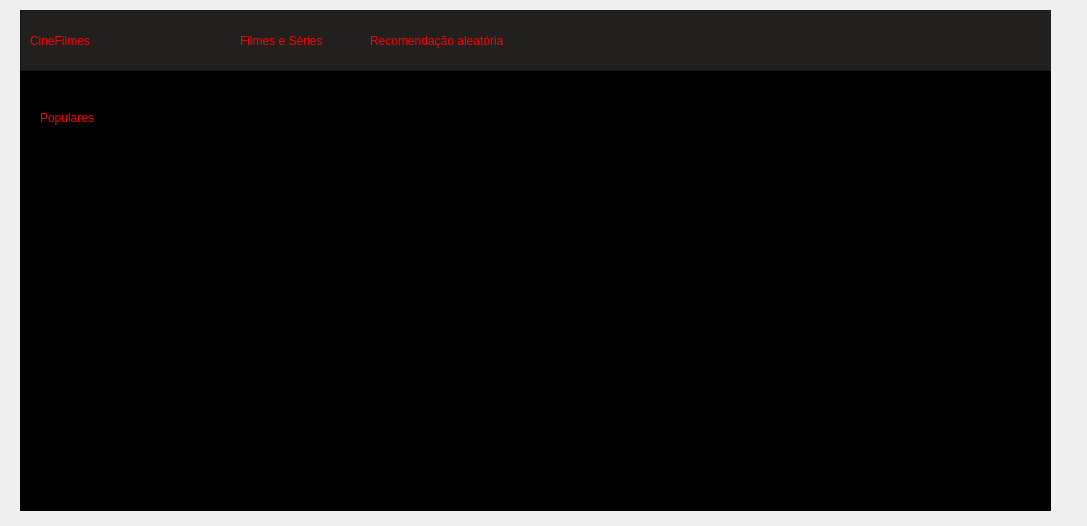
Above: ui/tela_inicial.ui from DayFlowers/Projeto_de_sistema before the change. Below: the same form after it.
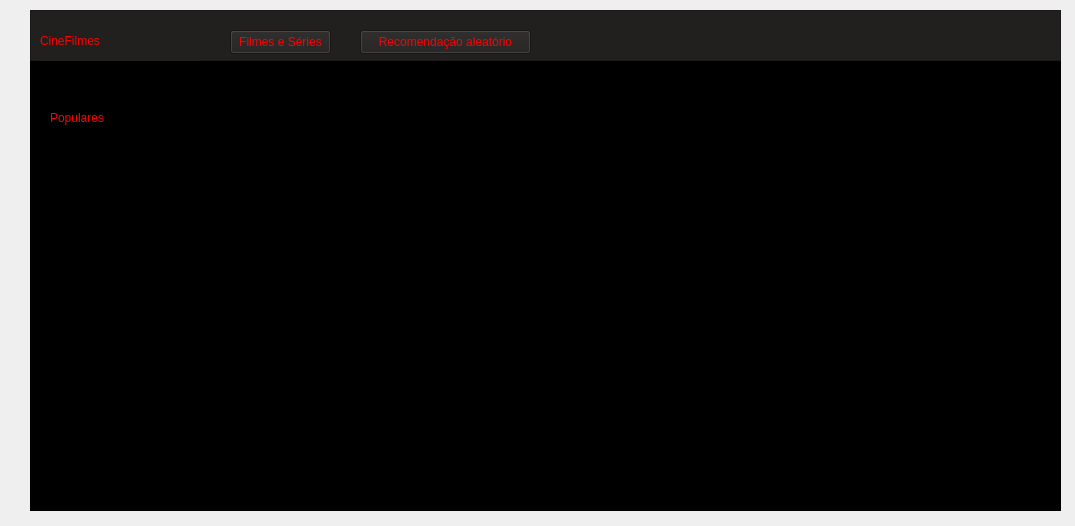
That is the form after the change. Icons and pictures are not drawn.

Commit message: Update Tela_inicial_1

```diff
--- a/ui/tela_inicial.ui
+++ b/ui/tela_inicial.ui
@@ -6,7 +6,7 @@
    <rect>
     <x>0</x>
     <y>0</y>
-    <width>1087</width>
+    <width>1075</width>
     <height>526</height>
    </rect>
   </property>
@@ -16,7 +16,7 @@
   <widget class="QFrame" name="tela_inicial">
    <property name="geometry">
     <rect>
-     <x>20</x>
+     <x>30</x>
      <y>10</y>
      <width>1031</width>
      <height>501</height>
@@ -36,8 +36,8 @@
      <rect>
       <x>0</x>
       <y>0</y>
-      <width>1041</width>
-      <height>61</height>
+      <width>1031</width>
+      <height>51</height>
      </rect>
     </property>
     <property name="styleSheet">
@@ -69,42 +69,8 @@
     <widget class="QLabel" name="txt_Filmes_Series">
      <property name="geometry">
       <rect>
-       <x>220</x>
-       <y>20</y>
-       <width>121</width>
-       <height>21</height>
-      </rect>
-     </property>
-     <property name="styleSheet">
-      <string notr="true">color: rgb(255, 0, 0);
-font: 12pt &quot;Segoe UI&quot;;</string>
-     </property>
-     <property name="text">
-      <string>Filmes e Séries</string>
-     </property>
-    </widget>
-    <widget class="QLabel" name="txt_Recomendacao_aleatoria">
-     <property name="geometry">
-      <rect>
-       <x>350</x>
-       <y>20</y>
-       <width>211</width>
-       <height>21</height>
-      </rect>
-     </property>
-     <property name="styleSheet">
-      <string notr="true">color: rgb(255, 0, 0);
-font: 12pt &quot;Segoe UI&quot;;</string>
-     </property>
-     <property name="text">
-      <string>Recomendação aleatória</string>
-     </property>
-    </widget>
-    <widget class="QLabel" name="icon_perfil">
-     <property name="geometry">
-      <rect>
-       <x>980</x>
-       <y>20</y>
+       <x>990</x>
+       <y>10</y>
        <width>27</width>
        <height>27</height>
       </rect>
@@ -122,17 +88,51 @@
       <bool>true</bool>
      </property>
     </widget>
-    <zorder>icon_perfil</zorder>
-    <zorder>txt_Cine_filme</zorder>
-    <zorder>txt_Filmes_Series</zorder>
-    <zorder>txt_Recomendacao_aleatoria</zorder>
+    <widget class="QPushButton" name="btn_Filmes_e_Series">
+     <property name="geometry">
+      <rect>
+       <x>200</x>
+       <y>20</y>
+       <width>101</width>
+       <height>24</height>
+      </rect>
+     </property>
+     <property name="styleSheet">
+      <string notr="true">color: rgb(0, 255, 0);
+color: rgb(255, 0, 0);
+background-color: rgb(34, 31, 31);</string>
+     </property>
+     <property name="text">
+      <string>Filmes e Séries</string>
+     </property>
+    </widget>
+    <widget class="QPushButton" name="btn_Recomendacao_aleatorio">
+     <property name="geometry">
+      <rect>
+       <x>330</x>
+       <y>20</y>
+       <width>171</width>
+       <height>24</height>
+      </rect>
+     </property>
+     <property name="styleSheet">
+      <string notr="true">color: rgb(255, 0, 0);</string>
+     </property>
+     <property name="text">
+      <string>Recomendação aleatório</string>
+     </property>
+    </widget>
+    <zorder>btn_Recomendacao_aleatorio</zorder>
+    <zorder>btn_icon_perfil</zorder>
+    <zorder>btn_Cine_filme</zorder>
+    <zorder>btn_Filmes_e_Series</zorder>
    </widget>
    <widget class="QLabel" name="img_Star_wars">
     <property name="geometry">
      <rect>
-      <x>20</x>
+      <x>10</x>
       <y>140</y>
-      <width>71</width>
+      <width>81</width>
       <height>121</height>
      </rect>
     </property>
@@ -320,9 +320,9 @@
    <widget class="QLabel" name="img_Solteiro_em_seul">
     <property name="geometry">
      <rect>
-      <x>20</x>
+      <x>10</x>
       <y>310</y>
-      <width>81</width>
+      <width>91</width>
       <height>141</height>
      </rect>
     </property>
@@ -445,7 +445,7 @@
      <rect>
       <x>730</x>
       <y>310</y>
-      <width>81</width>
+      <width>91</width>
       <height>141</height>
      </rect>
     </property>
@@ -505,7 +505,7 @@
      <rect>
       <x>940</x>
       <y>140</y>
-      <width>71</width>
+      <width>81</width>
       <height>131</height>
      </rect>
     </property>
```
Left out of the diff: 94 changed lines with no effect on the pictures.
